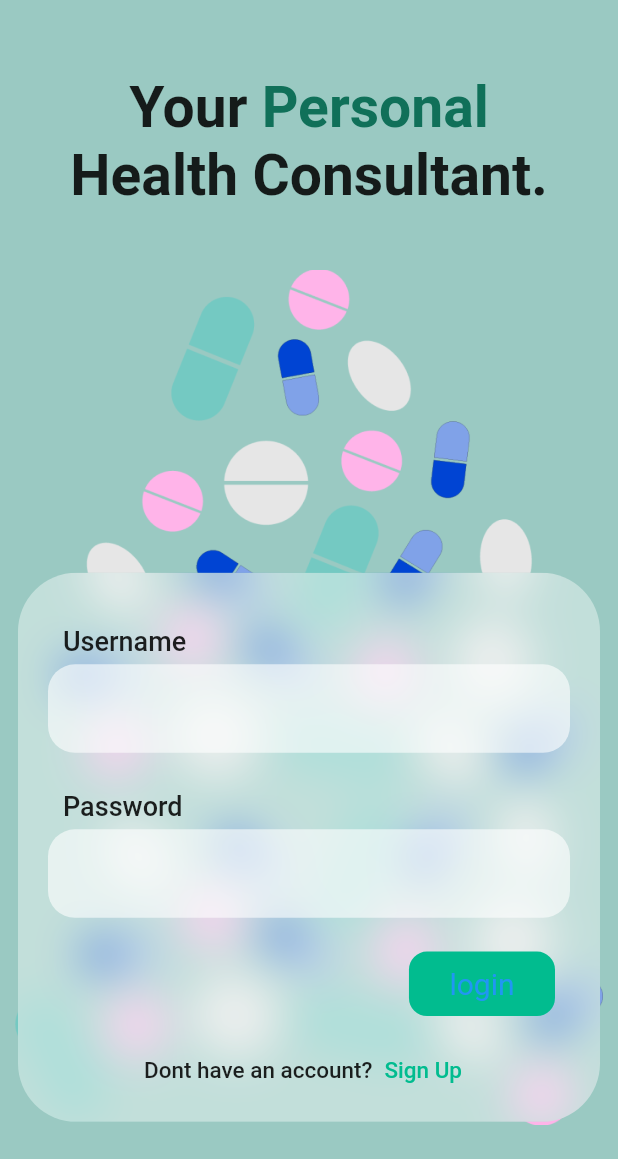
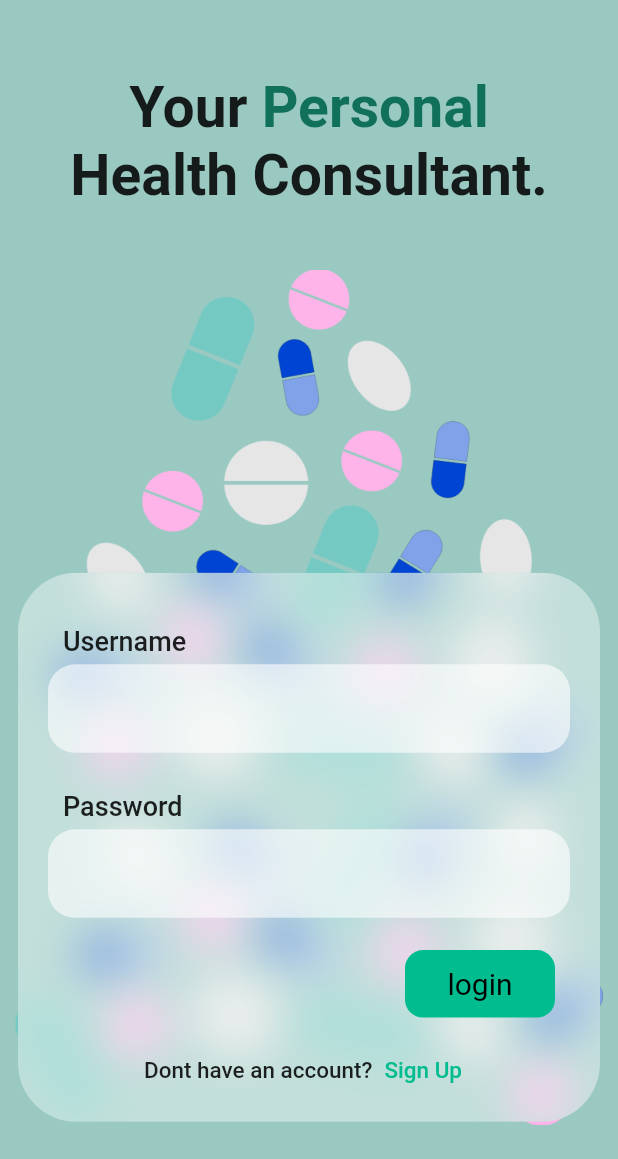
Before and after one commit to adamsyy/Medscape, a Flutter app: the screen it shows after launch, after a tap on "login", on a phone screen of 412 x 824 dp, the part 77-1236 px from its top. Run offline on Flutter 3.47's test engine with Material 2 defaults, Android fonts, the light colour scheme and no system bars; drawn by our look-alikes of blurrycontainer; our stand-ins replace flutter_spinkit, font_awesome_flutter, geolocator, get, glassmorphism, qr_flutter; missing offline and left inert: qr_code_scanner; network calls fail; Roboto replaces fonts that are missing (Poppins).

Commit message:
update login

```diff
--- a/lib/auth_screens/login.dart
+++ b/lib/auth_screens/login.dart
@@ -1,5 +1,5 @@
 import 'dart:convert';
-
+import 'package:flutter_spinkit/flutter_spinkit.dart';
 import 'package:blurrycontainer/blurrycontainer.dart';
 import 'package:flutter/material.dart';
 import 'package:healthcard/Home.dart';
@@ -16,6 +16,8 @@ class Login extends StatefulWidget {
 class _LoginState extends State<Login> {
   TextEditingController unameController = TextEditingController();
   TextEditingController passwdController = TextEditingController();
+
+  bool flag=false;
 
   void login(String email , password) async {
     try{
@@ -48,6 +50,9 @@ class _LoginState extends State<Login> {
     }catch(e){
       print(e.toString());
     }
+    setState(() {
+      flag=false;
+    });
   }
 
   @override
@@ -140,13 +145,21 @@ class _LoginState extends State<Login> {
                                 children: [
                                   TextButton(
                                     style: TextButton.styleFrom(
+                                        fixedSize: Size(100, 45),
                                         backgroundColor: const Color(0xff01BC8F),
-
+                                        foregroundColor: const Color(0xff242424),
                                         padding: const EdgeInsets.fromLTRB(27, 10, 27 , 10),
                                         shape: RoundedRectangleBorder(borderRadius: BorderRadius.circular(12))
                                     ),
-                                    child: const Text("login", style: TextStyle(fontSize: 20,fontWeight: FontWeight.w400),),
+                                    child: (!flag ? const Text("login", style: TextStyle(fontSize: 20,fontWeight: FontWeight.w400, color: Color(0xff000000)),) :
+                                    const SpinKitFadingCircle(
+                                      color: Colors.black,
+                                      size: 20,
+                                    )),
                                     onPressed: () {
+                                      setState(() {
+                                        flag = true;
+                                      });
                                       login(unameController.text.toString(), passwdController.text.toString());
                                     },
                                   ),
--- a/pubspec.yaml
+++ b/pubspec.yaml
@@ -43,6 +43,7 @@ dependencies:
   http: ^0.13.5
   font_awesome_flutter: ^10.2.1
   blurrycontainer: ^1.0.2
+  flutter_spinkit: ^5.1.0
 
 dev_dependencies:
   flutter_test:
```
Also changed, not shown: lib/auth_screens/signUp1.dart (+15 -1 lines), pubspec.lock.
